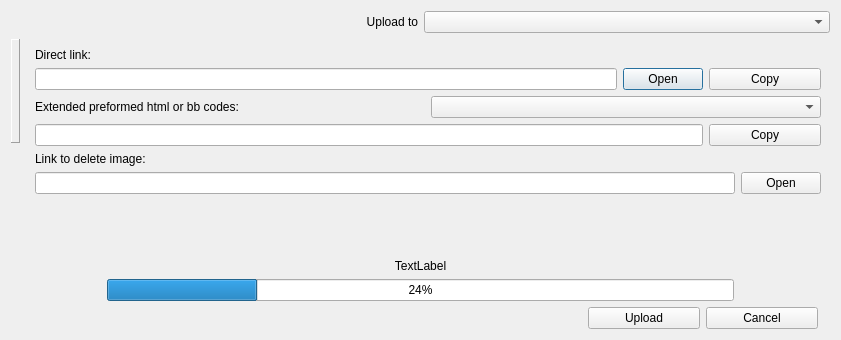
Before: the Qt Designer form src/modules/uploader/dialoguploader.ui in lxqt/screengrab, drawn with Qt 5.
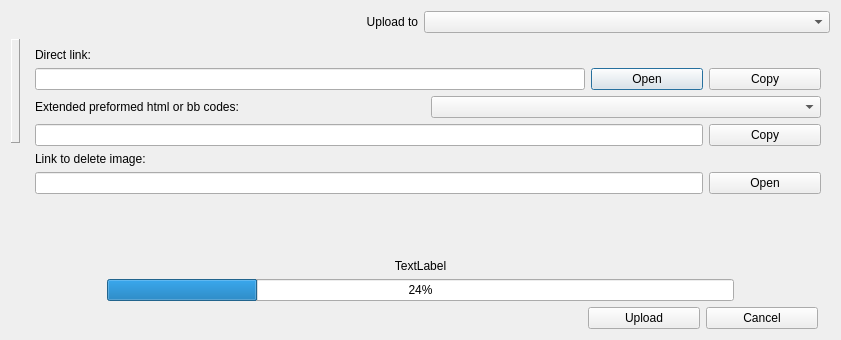
After: the same form once the commit is applied.

Commit message: Fix some tooltps in the window of the result uploading. issue #33

```diff
--- a/src/modules/uploader/dialoguploader.ui
+++ b/src/modules/uploader/dialoguploader.ui
@@ -88,6 +88,12 @@
            </item>
            <item>
             <widget class="QPushButton" name="butOpenDirectLink">
+             <property name="minimumSize">
+              <size>
+               <width>112</width>
+               <height>0</height>
+              </size>
+             </property>
              <property name="toolTip">
               <string>OPen this link in the default web-browser</string>
              </property>
@@ -167,6 +173,12 @@
            </item>
            <item>
             <widget class="QPushButton" name="butDeleteLink">
+             <property name="minimumSize">
+              <size>
+               <width>112</width>
+               <height>0</height>
+              </size>
+             </property>
              <property name="toolTip">
               <string>OPen this link in the default web-browser</string>
              </property>
```
Left out of the diff: 10 changed lines with no effect on the pictures. The commit also changes 1 other file.
